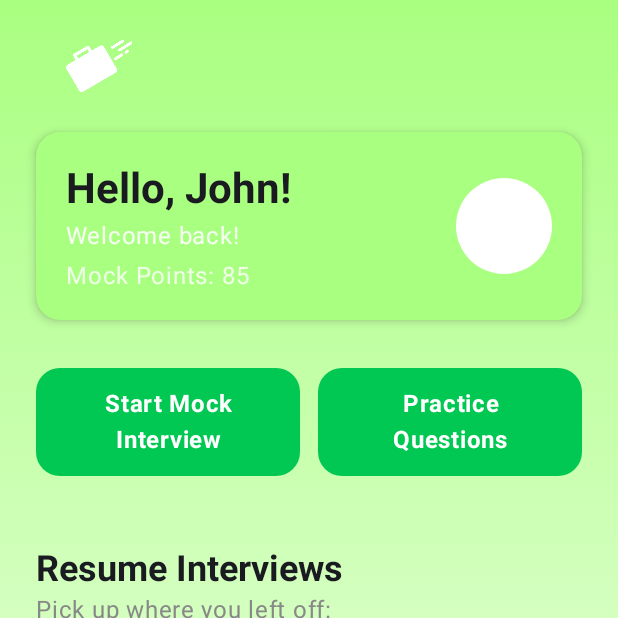
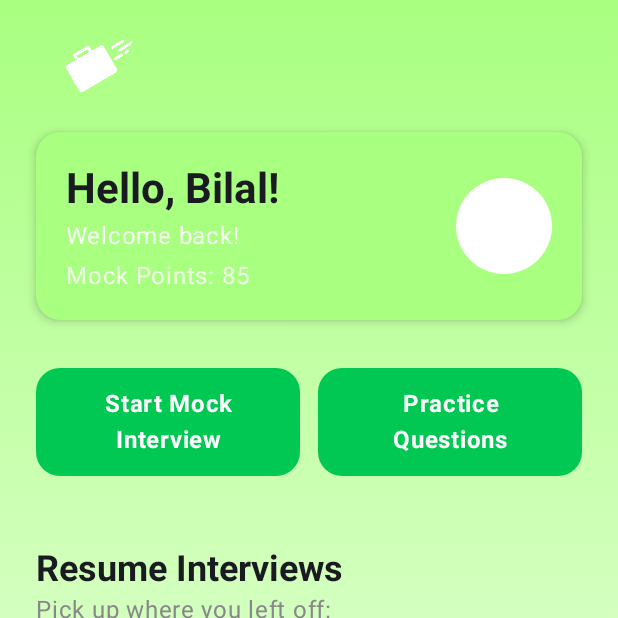
Before and after one commit to Dothat65/interview-prep, an Android app built with Jetpack Compose: the HomeScreen screen opened through its navigation route, on a phone screen of 412 x 824 dp, the top half of it. Run offline under Robolectric (Android 15) with nearby library versions, the phone set to English and light mode, and no system bars; our stand-ins replace Dagger/Hilt's generated code.

```diff
--- a/app/src/main/java/com/example/interviewprep/ui/home/HomeScreen.kt
+++ b/app/src/main/java/com/example/interviewprep/ui/home/HomeScreen.kt
@@ -86,7 +86,7 @@ fun HomeScreen(
                 ) {
                     Column {
                         Text(
-                            text = "Hello, John!",
+                            text = "Hello, Bilal!",
                             style = MaterialTheme.typography.headlineMedium.copy(
                                 fontWeight = FontWeight.Bold,
                                 fontSize = 28.sp
```
